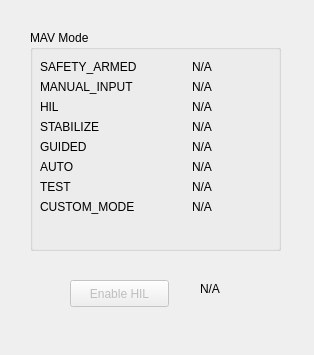
Qt form rqt_rotors/resource/hil_widget.ui (pvechersky/rotors_simulator) before a commit.
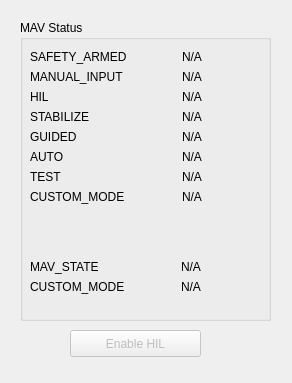
The same form after that commit.

Diff of the .ui file:
```diff
--- a/rqt_rotors/resource/hil_widget.ui
+++ b/rqt_rotors/resource/hil_widget.ui
@@ -6,8 +6,8 @@
    <rect>
     <x>0</x>
     <y>0</y>
-    <width>314</width>
-    <height>355</height>
+    <width>292</width>
+    <height>383</height>
    </rect>
   </property>
   <property name="windowTitle">
@@ -20,8 +20,8 @@
    <property name="geometry">
     <rect>
      <x>70</x>
-     <y>280</y>
-     <width>99</width>
+     <y>330</y>
+     <width>131</width>
      <height>27</height>
     </rect>
    </property>
@@ -30,20 +30,47 @@
    </property>
   </widget>
   <widget class="QGroupBox" name="groupBox">
+   <property name="enabled">
+    <bool>true</bool>
+   </property>
    <property name="geometry">
     <rect>
-     <x>30</x>
-     <y>30</y>
+     <x>20</x>
+     <y>20</y>
      <width>251</width>
-     <height>221</height>
+     <height>301</height>
     </rect>
    </property>
+   <property name="baseSize">
+    <size>
+     <width>0</width>
+     <height>0</height>
+    </size>
+   </property>
+   <property name="focusPolicy">
+    <enum>Qt::NoFocus</enum>
+   </property>
+   <property name="contextMenuPolicy">
+    <enum>Qt::DefaultContextMenu</enum>
+   </property>
+   <property name="acceptDrops">
+    <bool>false</bool>
+   </property>
+   <property name="layoutDirection">
+    <enum>Qt::LeftToRight</enum>
+   </property>
+   <property name="inputMethodHints">
+    <set>Qt::ImhNone</set>
+   </property>
    <property name="title">
-    <string>MAV Mode</string>
+    <string>MAV Status</string>
    </property>
    <property name="alignment">
     <set>Qt::AlignLeading|Qt::AlignLeft|Qt::AlignTop</set>
    </property>
+   <property name="checkable">
+    <bool>false</bool>
+   </property>
    <widget class="QWidget" name="formLayoutWidget">
     <property name="geometry">
      <rect>
@@ -198,19 +225,55 @@
      </item>
     </layout>
    </widget>
-  </widget>
-  <widget class="QLabel" name="text_mav_status">
-   <property name="geometry">
-    <rect>
-     <x>200</x>
-     <y>280</y>
-     <width>26</width>
-     <height>17</height>
-    </rect>
-   </property>
-   <property name="text">
-    <string>N/A</string>
-   </property>
+   <widget class="QWidget" name="formLayoutWidget_2">
+    <property name="geometry">
+     <rect>
+      <x>10</x>
+      <y>240</y>
+      <width>221</width>
+      <height>51</height>
+     </rect>
+    </property>
+    <layout class="QFormLayout" name="formLayout">
+     <property name="horizontalSpacing">
+      <number>6</number>
+     </property>
+     <item row="0" column="0">
+      <widget class="QLabel" name="label_state">
+       <property name="text">
+        <string>MAV_STATE</string>
+       </property>
+      </widget>
+     </item>
+     <item row="1" column="0">
+      <widget class="QLabel" name="label_custom_mode">
+       <property name="text">
+        <string>CUSTOM_MODE</string>
+       </property>
+      </widget>
+     </item>
+     <item row="0" column="1">
+      <widget class="QLabel" name="text_state">
+       <property name="text">
+        <string>N/A</string>
+       </property>
+       <property name="alignment">
+        <set>Qt::AlignCenter</set>
+       </property>
+      </widget>
+     </item>
+     <item row="1" column="1">
+      <widget class="QLabel" name="text_custom_mode">
+       <property name="text">
+        <string>N/A</string>
+       </property>
+       <property name="alignment">
+        <set>Qt::AlignCenter</set>
+       </property>
+      </widget>
+     </item>
+    </layout>
+   </widget>
   </widget>
  </widget>
  <resources/>
```
